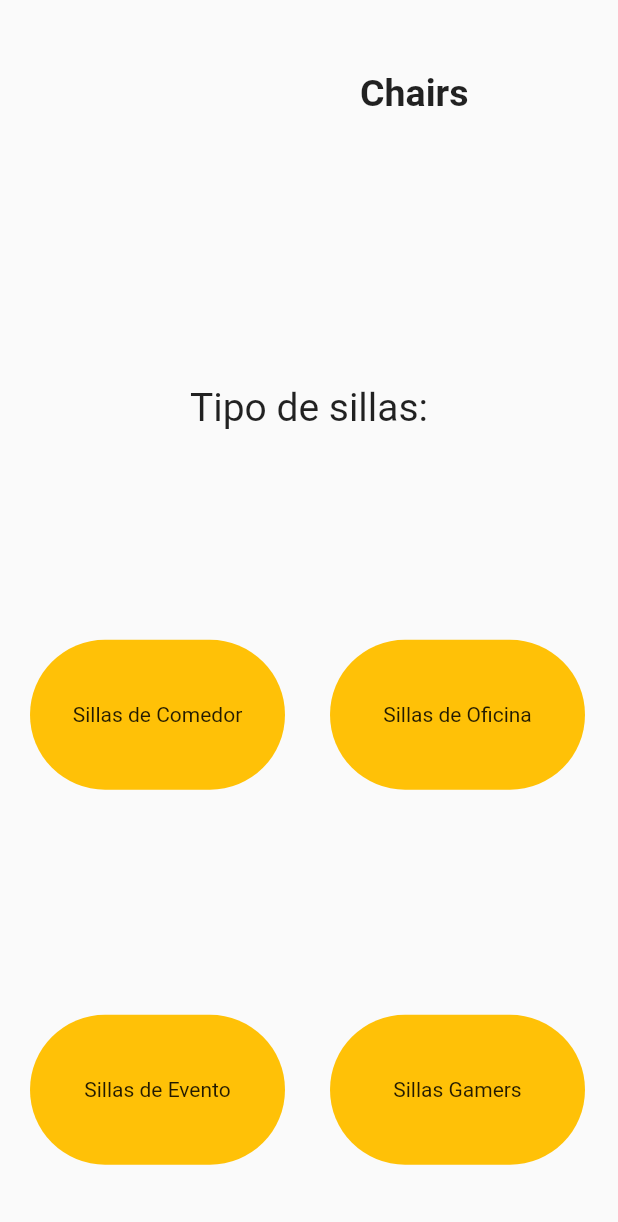
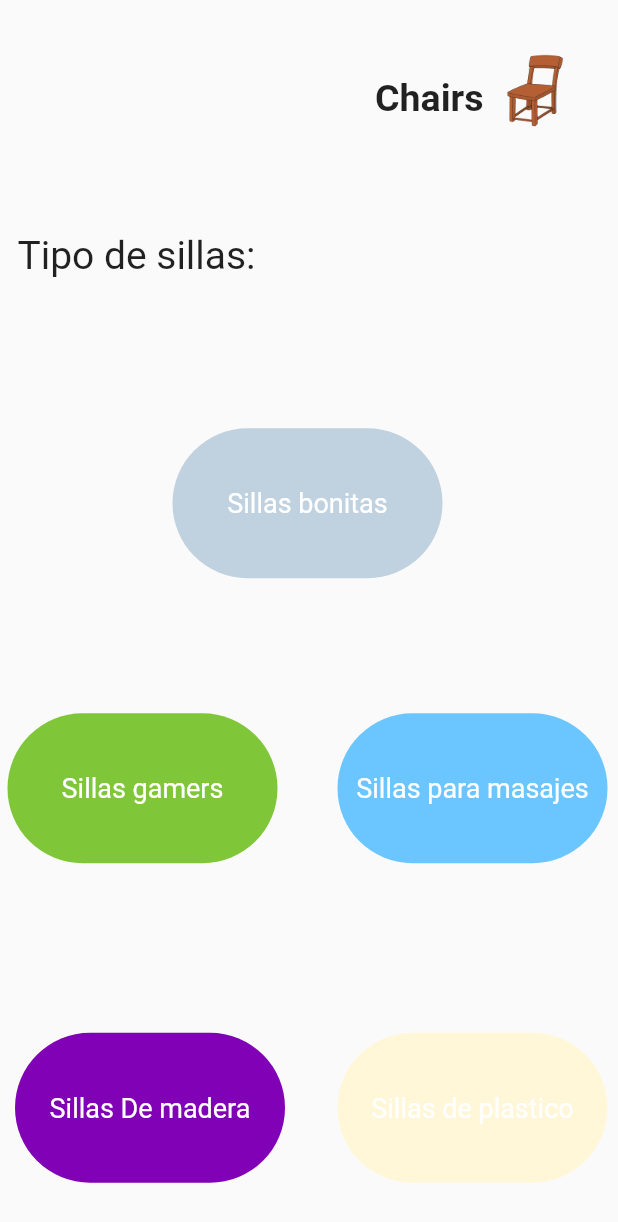
Before and after one commit to davidsierra123/hdsillas, a Flutter app: the screen it shows after launch, after a tap on "Ingresar", on a phone screen of 412 x 824 dp. Shown: the top 1222 px of the screen. Run offline on Flutter 3.47's test engine with Material 2 defaults, Android fonts, the phone set to English and light mode, and no system bars.

Commit message:
menu completo

```diff
--- a/flutter_application_1/lib/main.dart
+++ b/flutter_application_1/lib/main.dart
@@ -60,7 +60,7 @@ class LoginPage extends StatelessWidget {
               onPressed: () {
                 Navigator.push(
                   context,
-                  MaterialPageRoute(builder: (context) => Articulos()),
+                  MaterialPageRoute(builder: (context) => const Articulos()),
                 );
                 // Lógica para procesar el inicio de sesión
               },
--- a/flutter_application_1/lib/view/layaut.dart
+++ b/flutter_application_1/lib/view/layaut.dart
@@ -15,64 +15,88 @@ class Articulos extends StatelessWidget {
               children: [
                 Padding(
                     padding: const EdgeInsets.only(
-                      left: 240.0,
+                      left: 250.0,
                     ),
                     // ignore: avoid_unnecessary_containers
                     child: Container(
-                      margin: const EdgeInsets.only(bottom: 180),
+                      margin: const EdgeInsets.only(bottom: 60),
                       child: const Text(
                         'Chairs',
                         style: TextStyle(
                             fontSize: 25, fontWeight: FontWeight.bold),
                       ),
                     )),
+                const Spacer(),
+                Container(
+                  margin: const EdgeInsets.only(bottom: 70, right: 30),
+                  height: 50.0,
+                  width: 50.0,
+                  child: Image.asset(
+                    'assets/login.png',
+                  ),
+                )
               ],
             ),
             // ignore: avoid_unnecessary_containers
             Container(
-              margin: const EdgeInsets.only(bottom: 130),
+              margin: const EdgeInsets.only(right: 230, bottom: 100),
               child: const Text(
                 "Tipo de sillas:",
                 style: TextStyle(fontSize: 26),
               ),
             ),
-
-            // const SizedBox(height: 40),
             Row(
               children: [
                 InkWell(
                   onTap: () {
-                    //  Navigator.push(
-
-                    //  );
+                    // Navigator.push(
+                    //   // context,
+                    //   // MaterialPageRoute(
+                    //   //     builder: (context) => const Articulos()),
+                    // );
                   },
                   child: Container(
-                    margin: const EdgeInsets.only(left: 20.0, top: 10.0),
+                    margin: const EdgeInsets.only(left: 115, bottom: 90),
                     height: 100,
-                    width: 170,
+                    width: 180,
                     decoration: BoxDecoration(
-                      color: Colors.amber, // Color de fondo
+                      color: const Color.fromARGB(
+                          255, 192, 209, 223), // Color de fondo
                       borderRadius:
                           BorderRadius.circular(290.0), // Bordes redondeados
                     ),
-                    child: const Column(
-                      // Usamos Column como contenedor de múltiples hijos
-                      mainAxisAlignment: MainAxisAlignment.spaceEvenly,
-                      crossAxisAlignment: CrossAxisAlignment.center,
-                      children: [
-                        Text('Sillas de Comedor'),
-                      ],
+                    child: GestureDetector(
+                      onTap: () {
+                        // Navegar a la nueva pantalla cuando se presione la columna
+                        Navigator.push(
+                          context,
+                          MaterialPageRoute(builder: (context) => const Articulos()),
+                        );
+                      },
+                      child: const Column(
+                        // Usamos Column como contenedor de múltiples hijos
+                        mainAxisAlignment: MainAxisAlignment.spaceEvenly,
+                        crossAxisAlignment: CrossAxisAlignment.center,
+                        children: [
+                          Text('Sillas bonitas',
+                              style:
+                                  TextStyle(fontSize: 18, color: Colors.white)),
+                        ],
+                      ),
                     ),
                   ),
-
-
                 ),
+              ],
+            ),
+            Row(
+              children: [
                 Container(
-                  margin: const EdgeInsets.only(left: 30.0, top: 10.0),
+                  margin: const EdgeInsets.only(left: 5.0, bottom: 110),
                   height: 100,
-                  width: 170,
+                  width: 180,
                   decoration: BoxDecoration(
-                    color: Colors.amber, // Color de fondo
+                    color: const Color.fromARGB(
+                        255, 127, 198, 57), // Color de fondo
                     borderRadius:
                         BorderRadius.circular(290.0), // Bordes redondeados
                   ),
@@ -81,21 +105,18 @@ class Articulos extends StatelessWidget {
                     mainAxisAlignment: MainAxisAlignment.spaceEvenly,
                     crossAxisAlignment: CrossAxisAlignment.center,
                     children: [
-                      Text('Sillas de Oficina'),
+                      Text('Sillas gamers',
+                          style: TextStyle(fontSize: 18, color: Colors.white)),
                     ],
                   ),
                 ),
-              ],
-            ),
-            const SizedBox(height: 20),
-            Row(
-              children: [
                 Container(
-                  margin: const EdgeInsets.only(left: 20.0, top: 130.0),
+                  margin: const EdgeInsets.only(left: 40, bottom: 110),
                   height: 100,
-                  width: 170,
+                  width: 180,
                   decoration: BoxDecoration(
-                    color: Colors.amber, // Color de fondo
+                    color: const Color.fromARGB(
+                        255, 107, 198, 255), // Color de fondo
                     borderRadius:
                         BorderRadius.circular(290.0), // Bordes redondeados
                   ),
@@ -104,18 +125,23 @@ class Articulos extends StatelessWidget {
                     mainAxisAlignment: MainAxisAlignment.spaceEvenly,
                     crossAxisAlignment: CrossAxisAlignment.center,
                     children: [
-                      Text('Sillas de Evento'),
+                      Text('Sillas para masajes',
+                          style: TextStyle(fontSize: 18, color: Colors.white)),
                     ],
                   ),
+                ),
+              ],
+            ),
 
-                ),
-
+            Row(
+              children: [
                 Container(
-                  margin: const EdgeInsets.only(left: 30.0, top: 130.0),
+                  margin: const EdgeInsets.only(left: 10.0, top: 3),
                   height: 100,
-                  width: 170,
+                  width: 180,
                   decoration: BoxDecoration(
-                    color: Colors.amber, // Color de fondo
+                    color: const Color.fromARGB(
+                        255, 128, 1, 182), // Color de fondo
                     borderRadius:
                         BorderRadius.circular(290.0), // Bordes redondeados
                   ),
@@ -125,12 +151,34 @@ class Articulos extends StatelessWidget {
                     crossAxisAlignment: CrossAxisAlignment.center,
                     children: [
                       // Image.asset('assets/Silla-Gamer-Roja.png'),
-                      Text('Sillas Gamers'),
+                      Text('Sillas De madera',
+                          style: TextStyle(fontSize: 18, color: Colors.white)),
                     ],
                   ),
-                )
+                ),
+                Container(
+                  margin: const EdgeInsets.only(left: 35.0, top: 3),
+                  height: 100,
+                  width: 180,
+                  decoration: BoxDecoration(
+                    color: const Color.fromARGB(
+                        255, 255, 247, 216), // Color de fondo
+                    borderRadius:
+                        BorderRadius.circular(290.0), // Bordes redondeados
+                  ),
+                  child: const Column(
+                    // Usamos Column como contenedor de múltiples hijos
+                    mainAxisAlignment: MainAxisAlignment.spaceEvenly,
+                    crossAxisAlignment: CrossAxisAlignment.center,
+                    children: [
+                      // Image.asset('assets/Silla-Gamer-Roja.png'),
+                      Text('Sillas de plastico',
+                          style: TextStyle(fontSize: 18, color: Colors.white)),
+                    ],
+                  ),
+                ),
               ],
-            ),
+            )
           ],
         ),
       ),
```
Also changed, not shown: flutter_application_1/lib/view/sbonitas.dart (added, +124 -0 lines).
